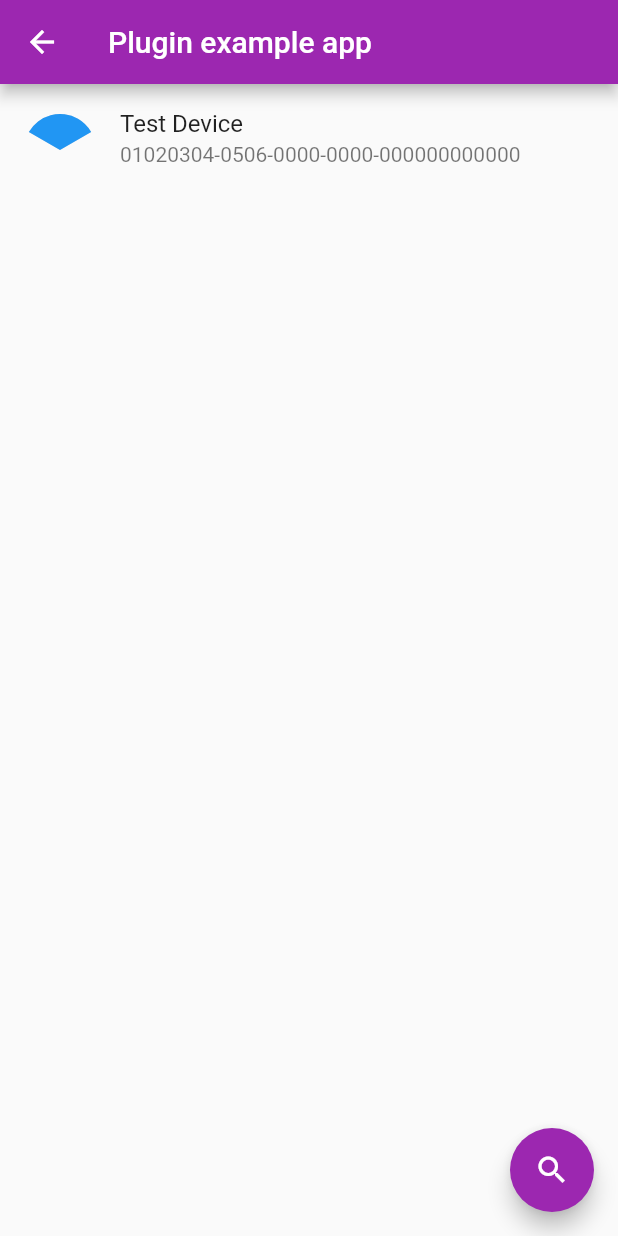
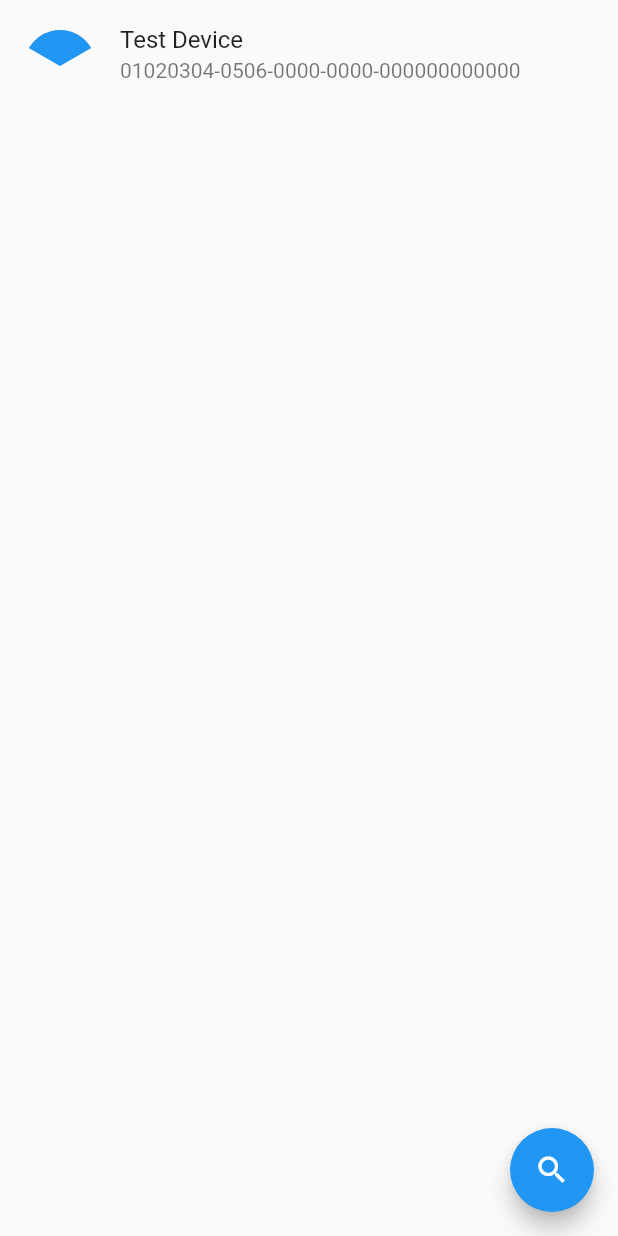
Before and after one commit to pauldemarco/flutter_blue, a Flutter app: the ScanDevicesPage screen opened directly, on a phone screen of 412 x 824 dp. Run offline on Flutter 3.47's test engine with Material 2 defaults, Android fonts, the phone set to English and light mode, and no system bars; our stand-ins replace convert.

Commit message:
Further work on ScanDevicesPage

```diff
--- a/example/lib/app_strings.dart
+++ b/example/lib/app_strings.dart
@@ -7,7 +7,7 @@ import 'package:flutter/widgets.dart';
 // Locale-specific values for the strings live in the i18n/*.arb files.
 //
 // To generate the app_messages_*.dart files from the ARB files, run:
-//   pub run intl:generate_from_arb --output-dir=lib/i18n --generated-file-prefix=app_ --no-use-deferred-loading lib/app_strings.dart lib/i18n/app_*.arb
+//   flutter packages pub run intl_translation:generate_from_arb --output-dir=lib/i18n --generated-file-prefix=app_ --no-use-deferred-loading lib/*.dart lib/i18n/*.arb
 
 class AppStrings extends LocaleQueryData {
   static AppStrings of(BuildContext context) {
@@ -22,15 +22,21 @@ class AppStrings extends LocaleQueryData {
     desc: 'Title for the Stocks application'
   );
 
-  String market() => Intl.message(
-    'MARKET',
-    name: 'market',
-    desc: 'Label for the Market tab'
+  String devices() => Intl.message(
+    'Devices',
+    name: 'devices',
+    desc: 'Title for the Devices application'
   );
 
-  String portfolio() => Intl.message(
-    'PORTFOLIO',
-    name: 'portfolio',
-    desc: 'Label for the Portfolio tab'
+  String scanner() => Intl.message(
+    'SCANNER',
+    name: 'scanner',
+    desc: 'Label for the Scanner tab'
+  );
+
+  String bonded() => Intl.message(
+    'BONDED',
+    name: 'bonded',
+    desc: 'Label for the Bonded tab'
   );
 }
--- a/example/lib/main.dart
+++ b/example/lib/main.dart
@@ -57,12 +57,12 @@ class FlutterBlueAppState extends State<FlutterBlueApp> {
       case DisplayMode.light:
         return new ThemeData(
             brightness: Brightness.light,
-            primarySwatch: Colors.purple
+            primarySwatch: Colors.blue
         );
       case DisplayMode.dark:
         return new ThemeData(
             brightness: Brightness.dark,
-            accentColor: Colors.redAccent
+            accentColor: Colors.blueAccent
         );
     }
     assert(_configuration.displayMode != null);
--- a/example/lib/scan_devices_page.dart
+++ b/example/lib/scan_devices_page.dart
@@ -21,13 +21,14 @@ class ScanDevicesPage extends StatefulWidget {
 class _ScanDevicesPageState extends State<ScanDevicesPage> {
   FlutterBlue _flutterBlue = new FlutterBlue();
   StreamSubscription _scanSubscription;
-  List<Device> devices;
+  bool _isScanning = false;
+  List<Device> _devices;
 
   @override
   initState() {
     super.initState();
-    devices = new List<Device>();
-    devices.add(new Device(
+    _devices = new List<Device>();
+    _devices.add(new Device(
         id: new Guid.fromMac("01:02:03:04:05:06"),
         name: "Test Device",
         rssi: 123,
@@ -40,10 +41,10 @@ class _ScanDevicesPageState extends State<ScanDevicesPage> {
         var rssi = device.rssi;
         var id = device.id.toString();
         print("Device name: $name rssi: $rssi id: $id");
-        if (devices.contains(device)) {
-          devices[devices.indexOf(device)] = device;
+        if (_devices.contains(device)) {
+          _devices[_devices.indexOf(device)] = device;
         } else {
-          devices.add(device);
+          _devices.add(device);
         }
       });
     });
@@ -56,12 +57,19 @@ class _ScanDevicesPageState extends State<ScanDevicesPage> {
   }
 
   _searchClicked() async {
+    setState(() {
+      _devices.clear();
+      _isScanning = true;
+    });
     await _flutterBlue.ble.adapter.startScanningForDevices();
-    _getDiscoveredDevices();
+    setState(() {
+      _isScanning = false;
+    });
+    //_getDiscoveredDevices();
   }
 
   _getDiscoveredDevices() {
-    List<IDevice> discovered = _flutterBlue.ble.adapter.discoveredDevices;
+    Set<IDevice> discovered = _flutterBlue.ble.adapter.discoveredDevices;
     for(IDevice d in discovered) {
       print("${d.id} ${d.name} ${d.rssi}");
     }
@@ -71,19 +79,40 @@ class _ScanDevicesPageState extends State<ScanDevicesPage> {
     _flutterBlue.ble.adapter.connectToDevice(device);
   }
 
+  _buildLinearProgressIndicator(BuildContext context) {
+    if(!_isScanning) {
+      return new Container(height: 6.0,);
+    }
+    return new LinearProgressIndicator(value: null,);
+  }
+
+  _buildFloatingActionButton(BuildContext context) {
+    if(_isScanning) {
+      return null;
+    }
+    return new FloatingActionButton(
+        child: new Icon(Icons.search),
+        onPressed: _searchClicked
+    );
+  }
+
   @override
   Widget build(BuildContext context) {
     return new Scaffold(
-      appBar: new AppBar(
+      /*appBar: new AppBar(
         title: new Text('Plugin example app'),
-      ),
-      floatingActionButton: new FloatingActionButton(
-          child: new Icon(Icons.search), onPressed: _searchClicked),
-      body: new ListView(children: _createListItemsFromString()),
+      ),*/
+      floatingActionButton: _buildFloatingActionButton(context),
+      body: new Stack(
+          children: <Widget>[
+            _buildLinearProgressIndicator(context),
+            new ListView(children: _createListItemsFromString()),
+            ],
+      )
     );
   }
 
   List<DeviceTile> _createListItemsFromString() {
-    return devices.map((s) => new DeviceTile(s, _deviceTapped)).toList();
+    return _devices.map((s) => new DeviceTile(s, _deviceTapped)).toList();
   }
 }
```
Also changed, not shown: example/lib/app_home.dart (+24 -22 lines), example/lib/i18n/app_en.arb (+15 -8 lines), example/lib/i18n/app_es.arb (+15 -8 lines), 4 other files.
